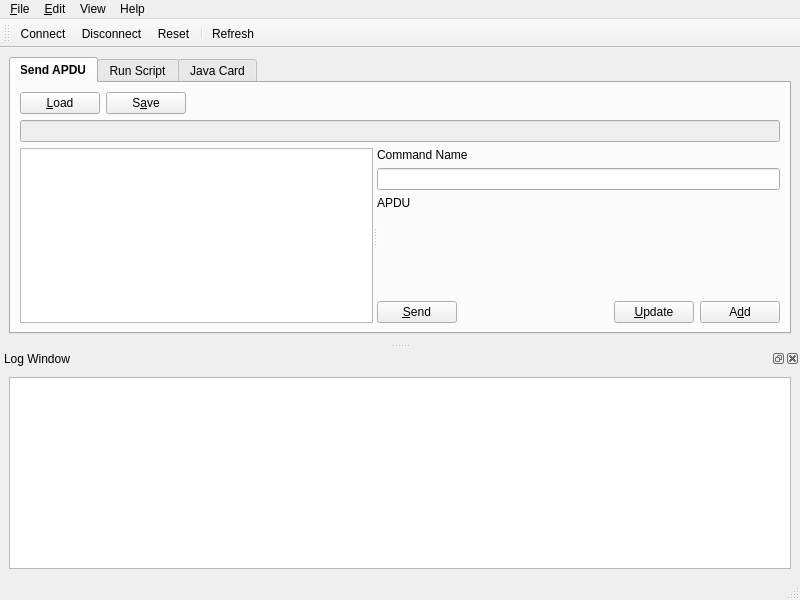
Old version of the form res/forms/mainwindow.ui in the repository CouleurQ/SmartCardManager.
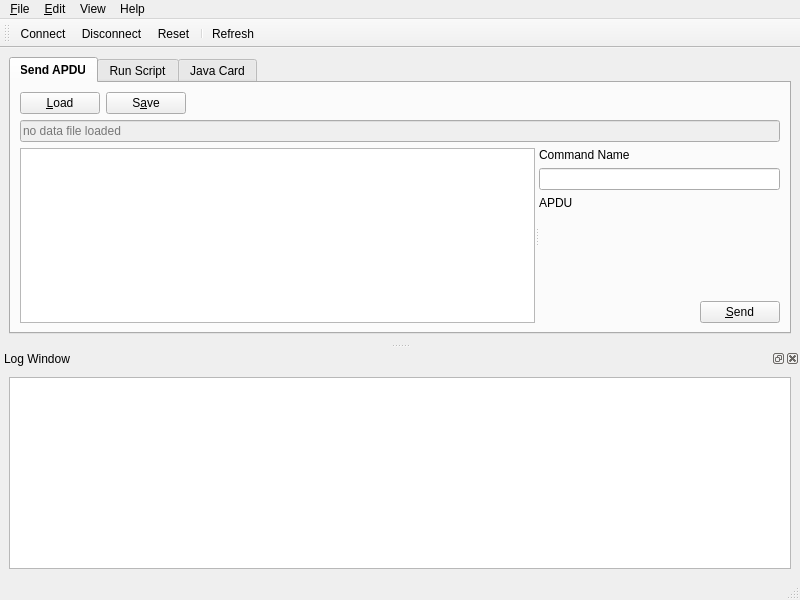
New version of the form. Icons and pictures are not drawn. Custom widgets are drawn as their Qt base class.

Commit message: Basic UI handling of SendApdu tag, moved tab functionaly into seperate class, code cleanup

```diff
--- a/res/forms/mainwindow.ui
+++ b/res/forms/mainwindow.ui
@@ -75,9 +75,21 @@
           <property name="enabled">
            <bool>false</bool>
           </property>
+          <property name="focusPolicy">
+           <enum>Qt::FocusPolicy::NoFocus</enum>
+          </property>
+          <property name="autoFillBackground">
+           <bool>false</bool>
+          </property>
+          <property name="styleSheet">
+           <string notr="true">color: black;</string>
+          </property>
           <property name="readOnly">
            <bool>true</bool>
           </property>
+          <property name="placeholderText">
+           <string>no data file loaded</string>
+          </property>
          </widget>
         </item>
         <item>
@@ -88,7 +100,11 @@
           <widget class="QWidget" name="rightPanel_2">
            <layout class="QVBoxLayout" name="verticalLayoutRightLeft">
             <item>
-             <widget class="QListView" name="listViewCommands"/>
+             <widget class="QListView" name="sendApduListView">
+              <property name="editTriggers">
+               <set>QAbstractItemView::EditTrigger::EditKeyPressed</set>
+              </property>
+             </widget>
             </item>
            </layout>
           </widget>
@@ -135,13 +151,6 @@
             </item>
             <item>
              <layout class="QHBoxLayout" name="horizontalLayout_2">
-              <item>
-               <widget class="QPushButton" name="pushButtonSend">
-                <property name="text">
-                 <string>&amp;Send</string>
-                </property>
-               </widget>
-              </item>
               <item>
                <spacer name="horizontalSpacer">
                 <property name="orientation">
@@ -158,14 +167,7 @@
               <item>
                <widget class="QPushButton" name="pushButtonUpdate">
                 <property name="text">
-                 <string>&amp;Update</string>
-                </property>
-               </widget>
-              </item>
-              <item>
-               <widget class="QPushButton" name="pushButtonAdd">
-                <property name="text">
-                 <string>A&amp;dd</string>
+                 <string>&amp;Send</string>
                 </property>
                </widget>
               </item>
```
Left out of the diff: 17 changed lines with no effect on the pictures. The commit also changes 15 other files.
